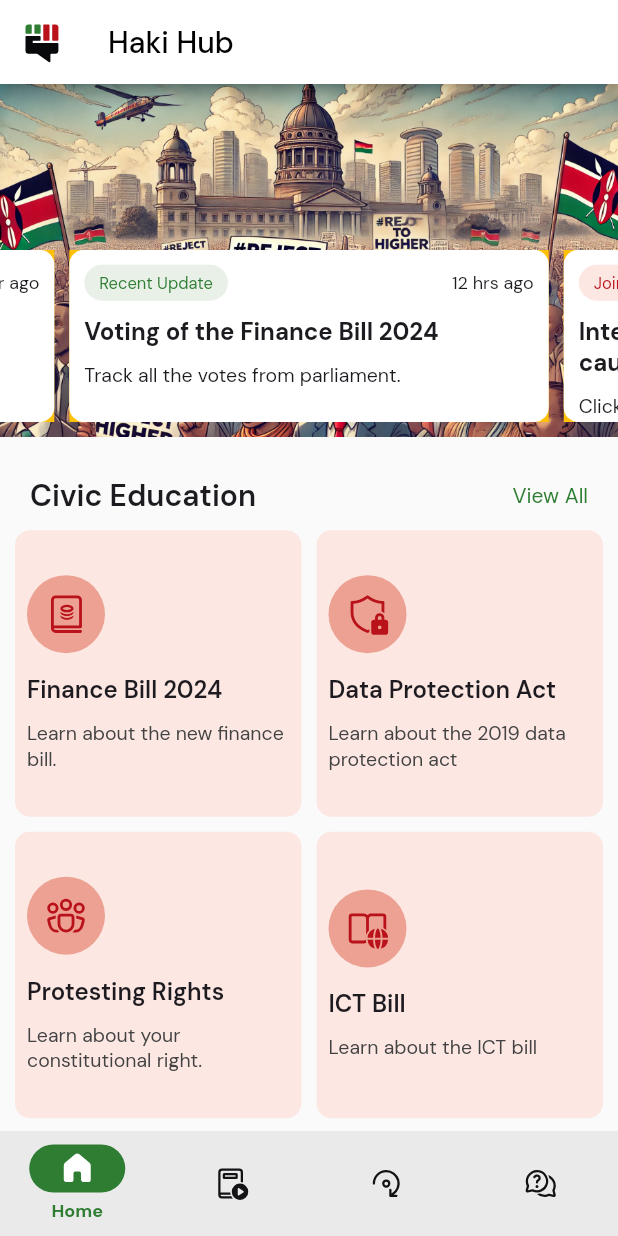
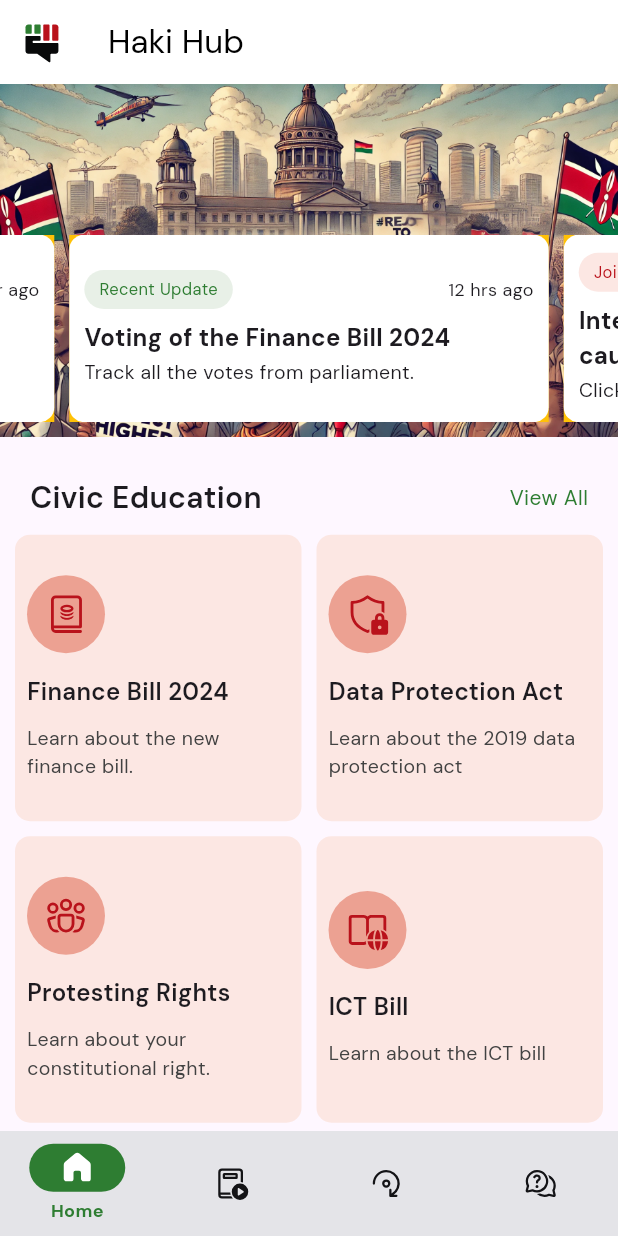
Before and after one commit to Haki-Hub/haki-hub-mobile, a Flutter app: the screen it shows after launch, on a phone screen of 412 x 824 dp. Run offline on Flutter 3.47's test engine with Material 3 defaults, Android fonts, the phone set to English and light mode, and no system bars; drawn by our look-alikes of carousel_slider; our stand-ins replace fluentui_system_icons, flutter_svg, google_fonts.

Commit message:
update: material theme and carousel card.

```diff
--- a/lib/main.dart
+++ b/lib/main.dart
@@ -16,7 +16,7 @@ class HakiHub extends StatelessWidget {
       debugShowCheckedModeBanner: false,
       theme: ThemeData(
         primaryColor: AppColors.primaryColor400,
-        useMaterial3: false,
+        useMaterial3: true,
         textTheme: GoogleFonts.dmSansTextTheme()
       ),
       home: const BottomNavigation(),
--- a/lib/presentation/home/pages/home_page.dart
+++ b/lib/presentation/home/pages/home_page.dart
@@ -22,6 +22,7 @@ class HomePage extends StatelessWidget {
         child: Column(
           crossAxisAlignment: CrossAxisAlignment.start,
           children: [
+            // Header
             Stack(
               children: [
                 Image.asset(
@@ -36,7 +37,7 @@ class HomePage extends StatelessWidget {
                   child: Padding(
                     padding: const EdgeInsets.only(bottom: 10),
                     child: CarouselSlider(
-                      options: CarouselOptions(height: 115.0),
+                      options: CarouselOptions(height: 125),
                       items: carouselSliderItems.map((CarouselCard card) {
                         return Builder(
                           builder: (BuildContext context) {
@@ -55,6 +56,7 @@ class HomePage extends StatelessWidget {
               ],
             ),
             const SizedBox(height: 26),
+
             // Civic Education Section
             Padding(
               padding: const EdgeInsets.symmetric(horizontal: 10),
@@ -93,7 +95,6 @@ class HomePage extends StatelessWidget {
                 children: [
                   const SectionHeader(title: resourcesString),
                   size15VerticalSizedBox,
-                  // Card Items
                   GridView.builder(
                     shrinkWrap: true,
                     physics: const NeverScrollableScrollPhysics(),
@@ -118,12 +119,12 @@ class HomePage extends StatelessWidget {
             ),
             const SizedBox(height: 26),
 
-            // Resources Section
+            // Helplines Section
             Padding(
               padding: const EdgeInsets.symmetric(horizontal: 10),
               child: Column(
                 children: [
-                  const SectionHeader(title: resourcesString),
+                  const SectionHeader(title: helplinesString),
                   size15VerticalSizedBox,
                   ListView.builder(
                     shrinkWrap: true,
--- a/lib/presentation/home/widgets/carousel_card.dart
+++ b/lib/presentation/home/widgets/carousel_card.dart
@@ -1,5 +1,4 @@
 import 'package:flutter/material.dart';
-import 'package:haki_hub/domain/value_objects/spaces.dart';
 
 class CarouselCard extends StatelessWidget {
   const CarouselCard({
@@ -28,13 +27,12 @@ class CarouselCard extends StatelessWidget {
         borderRadius: BorderRadius.circular(10),
       ),
       child: Column(
-        mainAxisAlignment: MainAxisAlignment.start,
+        mainAxisAlignment: MainAxisAlignment.center,
         crossAxisAlignment: CrossAxisAlignment.start,
         children: [
           Row(
             crossAxisAlignment: CrossAxisAlignment.center,
-            mainAxisAlignment: MainAxisAlignment.spaceBetween,
-            children: <Widget>[
+            children: [
               Container(
                 padding: const EdgeInsets.symmetric(horizontal: 10, vertical: 5),
                 decoration: BoxDecoration(
@@ -46,21 +44,19 @@ class CarouselCard extends StatelessWidget {
                   style: TextStyle(color: chipTitleColor, fontSize: 11),
                 ),
               ),
+              const Spacer(),
               Text(
                 postTime,
                 style: const TextStyle(fontSize: 12),
               )
             ],
           ),
-          size15VerticalSizedBox,
+          const SizedBox(height: 8),
           Text(
             title,
-            style: const TextStyle(
-              fontWeight: FontWeight.bold,
-              fontSize: 16,
-            ),
+            style: const TextStyle(fontSize: 16, fontWeight: FontWeight.bold),
           ),
-          const SizedBox(height: 10),
+          const SizedBox(height: 2),
           Text(
             subtitle,
             style: const TextStyle(fontSize: 13),
```
